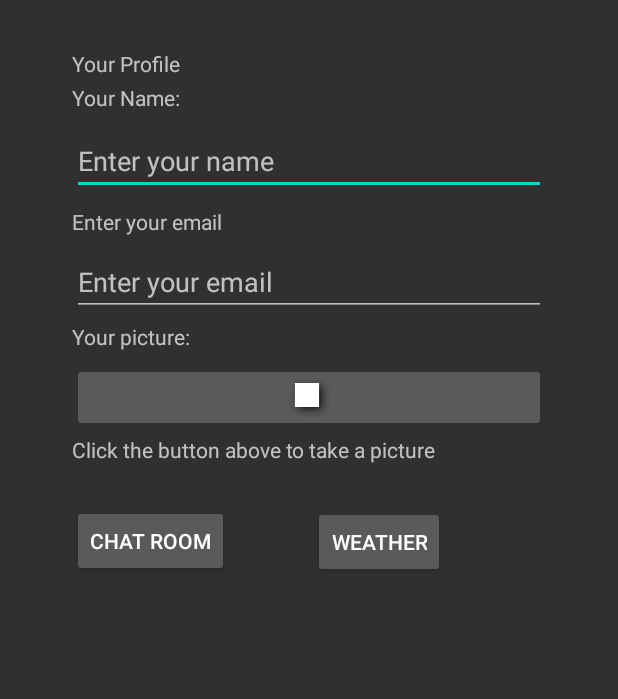
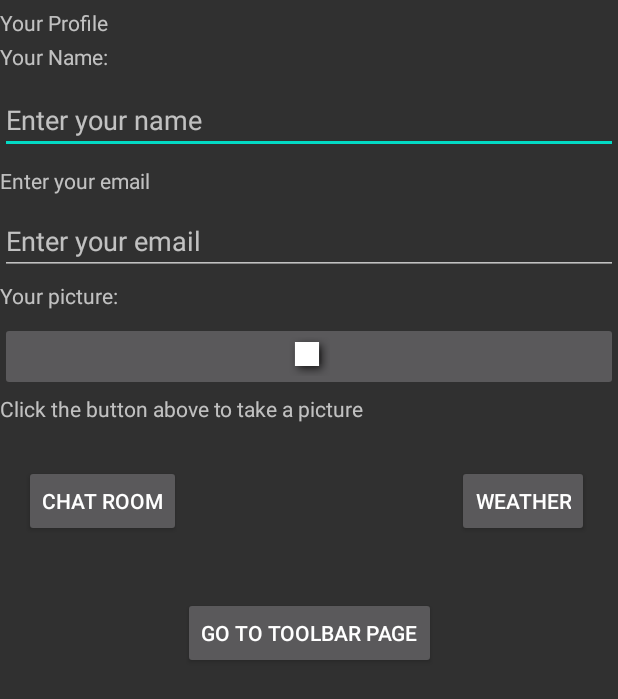
Before and after one commit to Maid0017/AndroidLabs, an Android app: the ProfileActivity screen opened directly, with no data from a screen before it, on a phone screen of 412 x 824 dp. Shown: the top 699 px of the screen. Run offline under Robolectric (Android 15) with nearby library versions, the phone set to English and light mode, and no system bars.

Commit message:
Final Lab8

```diff
--- a/app/build.gradle
+++ b/app/build.gradle
@@ -31,6 +31,8 @@ dependencies {
     implementation 'com.android.support:design:23.4.0'
     implementation 'androidx.constraintlayout:constraintlayout:2.0.4'
     implementation 'androidx.wear:wear:1.0.0'
+    implementation 'androidx.legacy:legacy-support-v4:1.0.0'
+    implementation 'androidx.coordinatorlayout:coordinatorlayout:1.1.0'
     testImplementation 'junit:junit:4.13.1'
     androidTestImplementation 'androidx.test.ext:junit:1.1.2'
     androidTestImplementation 'androidx.test.espresso:espresso-core:3.3.0'
--- a/app/src/main/java/com/example/androidlabs/ProfileActivity.java
+++ b/app/src/main/java/com/example/androidlabs/ProfileActivity.java
@@ -14,6 +14,7 @@ public class ProfileActivity extends AppCompatActivity {
     private ImageButton confirmImgBtn;
     private Button chatRoomBtn;
     private Button weatherBtn;
+    private Button toolbarBtn;
 
     public static final String PROFILE_ACTIVITY = "ACTIVITY_PROFILE";
     @Override
@@ -41,6 +42,12 @@ public class ProfileActivity extends AppCompatActivity {
             startActivity(weatherForecast);
         });
 
+        toolbarBtn = findViewById(R.id.toolbarBtn);
+        toolbarBtn.setOnClickListener(view -> {
+            Intent TestToolbar = new Intent(this, TestToolbar.class);
+            startActivityForResult(TestToolbar, 0);
+        });
+
     Log.d(PROFILE_ACTIVITY, "In function: onCreate()");
 
     }
@@ -53,9 +60,11 @@ public class ProfileActivity extends AppCompatActivity {
         }
     }
 
-    @Override
-    protected void onActivityResult(int requestCode, int resultCode, Intent data) {
+    public void onActivityResult(int requestCode, int resultCode, Intent data) {
         super.onActivityResult(requestCode, resultCode, data);
+        if(requestCode == 0 && resultCode == 500) {
+            finish();
+        }
         if (requestCode == REQUEST_IMAGE_CAPTURE && resultCode == RESULT_OK) {
             Bundle extras = data.getExtras();
             Bitmap imageBitmap = (Bitmap) extras.get("data");
--- a/app/src/main/res/layout/activity_profile.xml
+++ b/app/src/main/res/layout/activity_profile.xml
@@ -4,12 +4,7 @@
     xmlns:tools="http://schemas.android.com/tools"
     android:layout_width="match_parent"
     android:layout_height="match_parent"
-    tools:context=".ProfileActivity"
-    android:layout_marginTop="27dp"
-    android:layout_marginBottom="27dp"
-    android:layout_marginLeft="48dp"
-    android:layout_marginRight="48dp"
-    >
+    tools:context=".ProfileActivity">
 
     <TextView
         android:id="@+id/profileText"
@@ -34,8 +29,8 @@
         android:layout_width="0dp"
         android:layout_height="wrap_content"
         android:layout_marginTop="10dp"
+        android:hint="@string/nameEdit"
         android:nextFocusDown="@id/emailEdit"
-        android:hint="@string/nameEdit"
         app:layout_constraintEnd_toEndOf="parent"
         app:layout_constraintStart_toStartOf="parent"
         app:layout_constraintTop_toBottomOf="@+id/nameText" />
@@ -54,11 +49,11 @@
     <EditText
         android:id="@+id/emailEdit"
         android:layout_width="0dp"
-        android:nextFocusDown="@id/confirmImgBtn"
-        android:nextFocusUp="@id/nameEdit"
         android:layout_height="wrap_content"
         android:layout_marginTop="8dp"
         android:hint="@string/emailEdit"
+        android:nextFocusUp="@id/nameEdit"
+        android:nextFocusDown="@id/confirmImgBtn"
         app:layout_constraintEnd_toEndOf="parent"
         app:layout_constraintHorizontal_bias="0.0"
         app:layout_constraintStart_toStartOf="parent"
@@ -100,10 +95,11 @@
     <Button
         android:id="@+id/chatRoomBtn"
         android:layout_width="wrap_content"
+        android:layout_height="wrap_content"
+        android:layout_marginStart="16dp"
+        android:layout_marginTop="28dp"
         android:nextFocusRight="@id/weatherBtn"
         android:nextFocusUp="@id/confirmImgBtn"
-        android:layout_height="wrap_content"
-        android:layout_marginTop="27dp"
         android:text="@string/chatRoomBtn"
         app:layout_constraintStart_toStartOf="parent"
         app:layout_constraintTop_toBottomOf="@+id/clickBtnText" />
@@ -111,11 +107,21 @@
     <Button
         android:id="@+id/weatherBtn"
         android:layout_width="wrap_content"
+        android:layout_height="wrap_content"
+        android:layout_marginStart="184dp"
+        android:layout_marginTop="28dp"
         android:nextFocusLeft="@id/weatherBtn"
-        android:layout_height="wrap_content"
-        android:layout_marginStart="56dp"
-        android:layout_marginTop="28dp"
         android:text="@string/weatherBtn"
         app:layout_constraintStart_toEndOf="@+id/chatRoomBtn"
         app:layout_constraintTop_toBottomOf="@+id/clickBtnText" />
+
+    <Button
+        android:id="@+id/toolbarBtn"
+        android:layout_width="wrap_content"
+        android:layout_height="wrap_content"
+        android:layout_marginTop="116dp"
+        android:text="Go to Toolbar page"
+        app:layout_constraintEnd_toEndOf="parent"
+        app:layout_constraintStart_toStartOf="parent"
+        app:layout_constraintTop_toBottomOf="@+id/clickBtnText" />
 </androidx.constraintlayout.widget.ConstraintLayout>
```
Also changed, not shown: app/src/main/AndroidManifest.xml (+14 -7 lines), app/src/main/java/com/example/androidlabs/TestToolbar.java (added, +73 -0 lines), app/src/main/res/drawable/ic_chat.xml (added, +10 -0 lines), app/src/main/res/drawable/ic_item1.xml (added, +10 -0 lines), app/src/main/res/drawable/ic_item2.xml (added, +10 -0 lines), app/src/main/res/drawable/ic_item3.xml (added, +10 -0 lines), app/src/main/res/drawable/ic_login.xml (added, +10 -0 lines), app/src/main/res/drawable/ic_weather.xml (added, +10 -0 lines), app/src/main/res/layout/activity_test_toolbar.xml (added, +16 -0 lines), app/src/main/res/menu/menu.xml (added, +24 -0 lines), app/src/main/res/menu/nav_drawer.xml (added, +17 -0 lines), app/src/main/res/values/strings.xml (+5 -2 lines), 1 other file.
